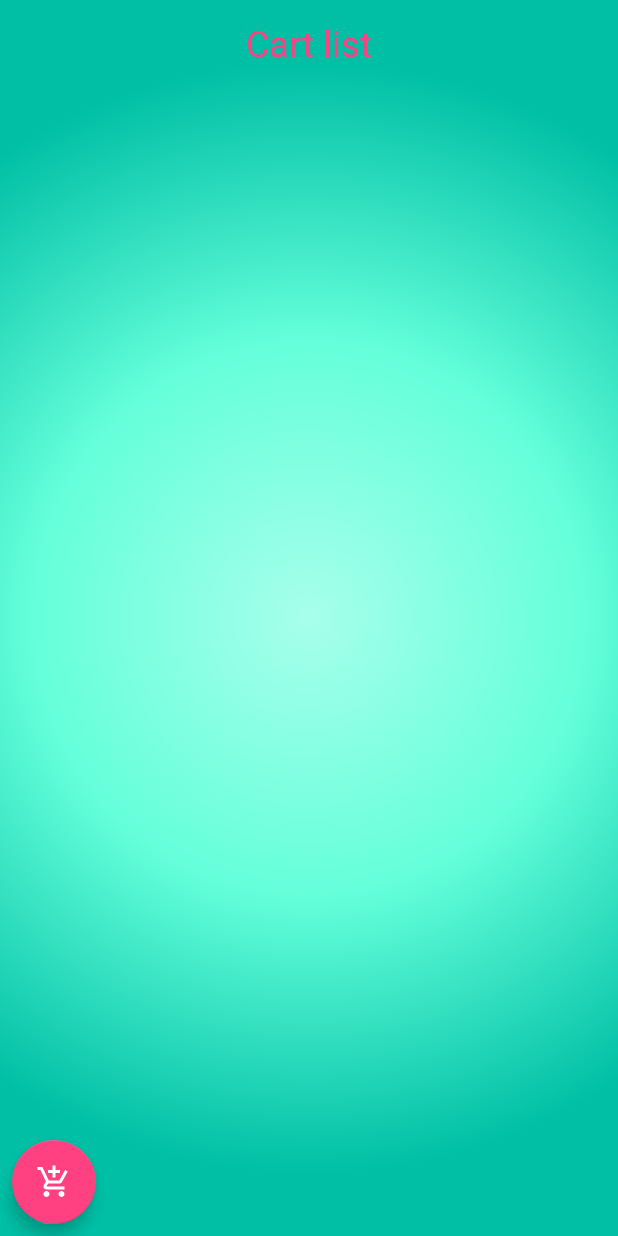
After one commit to nikitafedorov008/MobilePet, an Android app: the layout fragment_cart.xml on its own in the app's theme, with its tools: preview values and no code run, on a phone screen of 412 x 824 dp. The commit adds this screen. Run offline under Robolectric (Android 15) with nearby library versions, the phone set to English and light mode, and no system bars.

Commit message:
CartFragment

```diff
--- a/app/build.gradle
+++ b/app/build.gradle
@@ -17,6 +17,10 @@ android {
             minifyEnabled false
             proguardFiles getDefaultProguardFile('proguard-android.txt'), 'proguard-rules.pro'
         }
+        compileOptions {
+            sourceCompatibility JavaVersion.VERSION_1_8
+            targetCompatibility JavaVersion.VERSION_1_8
+        }
     }
 }
 
@@ -34,6 +38,8 @@ dependencies {
     implementation 'com.mapbox.mapboxsdk:mapbox-android-plugin-building:0.3.0'
     implementation 'com.txusballesteros:FitChart:1.0'
     implementation 'com.github.bmarrdev:android-DecoView-charting:v0.9.3'
+    implementation 'com.jakewharton:butterknife:8.6.0'
+    annotationProcessor 'com.jakewharton:butterknife-compiler:8.6.0'
     implementation 'com.squareup.retrofit2:retrofit:2.4.0'
     implementation 'com.android.support:support-v4:28.0.0'
     implementation 'com.android.support:recyclerview-v7:28.0.0'
--- /dev/null
+++ b/app/src/main/res/drawable/ic_add.xml
@@ -0,0 +1,5 @@
+<vector android:height="24dp" android:tint="#FFFFFF"
+    android:viewportHeight="24.0" android:viewportWidth="24.0"
+    android:width="24dp" xmlns:android="http://schemas.android.com/apk/res/android">
+    <path android:fillColor="#FF000000" android:pathData="M19,13h-6v6h-2v-6H5v-2h6V5h2v6h6v2z"/>
+</vector>
--- /dev/null
+++ b/app/src/main/res/drawable/ic_add_shopping_cart.xml
@@ -0,0 +1,5 @@
+<vector android:height="24dp" android:tint="#FFFFFF"
+    android:viewportHeight="24.0" android:viewportWidth="24.0"
+    android:width="24dp" xmlns:android="http://schemas.android.com/apk/res/android">
+    <path android:fillColor="#FF000000" android:pathData="M11,9h2L13,6h3L16,4h-3L13,1h-2v3L8,4v2h3v3zM7,18c-1.1,0 -1.99,0.9 -1.99,2S5.9,22 7,22s2,-0.9 2,-2 -0.9,-2 -2,-2zM17,18c-1.1,0 -1.99,0.9 -1.99,2s0.89,2 1.99,2 2,-0.9 2,-2 -0.9,-2 -2,-2zM7.17,14.75l0.03,-0.12 0.9,-1.63h7.45c0.75,0 1.41,-0.41 1.75,-1.03l3.86,-7.01L19.42,4h-0.01l-1.1,2 -2.76,5L8.53,11l-0.13,-0.27L6.16,6l-0.95,-2 -0.94,-2L1,2v2h2l3.6,7.59 -1.35,2.45c-0.16,0.28 -0.25,0.61 -0.25,0.96 0,1.1 0.9,2 2,2h12v-2L7.42,15c-0.13,0 -0.25,-0.11 -0.25,-0.25z"/>
+</vector>
--- /dev/null
+++ b/app/src/main/res/drawable/ic_save.xml
@@ -0,0 +1,5 @@
+<vector android:height="24dp" android:tint="#FFFFFF"
+    android:viewportHeight="24.0" android:viewportWidth="24.0"
+    android:width="24dp" xmlns:android="http://schemas.android.com/apk/res/android">
+    <path android:fillColor="#FF000000" android:pathData="M17,3L5,3c-1.11,0 -2,0.9 -2,2v14c0,1.1 0.89,2 2,2h14c1.1,0 2,-0.9 2,-2L21,7l-4,-4zM12,19c-1.66,0 -3,-1.34 -3,-3s1.34,-3 3,-3 3,1.34 3,3 -1.34,3 -3,3zM15,9L5,9L5,5h10v4z"/>
+</vector>
--- /dev/null
+++ b/app/src/main/res/drawable/ic_shopping_cart.xml
@@ -0,0 +1,5 @@
+<vector android:height="24dp" android:tint="#FFFFFF"
+    android:viewportHeight="24.0" android:viewportWidth="24.0"
+    android:width="24dp" xmlns:android="http://schemas.android.com/apk/res/android">
+    <path android:fillColor="#FF000000" android:pathData="M7,18c-1.1,0 -1.99,0.9 -1.99,2S5.9,22 7,22s2,-0.9 2,-2 -0.9,-2 -2,-2zM1,2v2h2l3.6,7.59 -1.35,2.45c-0.16,0.28 -0.25,0.61 -0.25,0.96 0,1.1 0.9,2 2,2h12v-2L7.42,15c-0.14,0 -0.25,-0.11 -0.25,-0.25l0.03,-0.12 0.9,-1.63h7.45c0.75,0 1.41,-0.41 1.75,-1.03l3.58,-6.49c0.08,-0.14 0.12,-0.31 0.12,-0.48 0,-0.55 -0.45,-1 -1,-1L5.21,4l-0.94,-2L1,2zM17,18c-1.1,0 -1.99,0.9 -1.99,2s0.89,2 1.99,2 2,-0.9 2,-2 -0.9,-2 -2,-2z"/>
+</vector>
--- /dev/null
+++ b/app/src/main/res/layout/fragment_cart.xml
@@ -0,0 +1,48 @@
+<?xml version="1.0" encoding="utf-8"?>
+<android.support.constraint.ConstraintLayout xmlns:android="http://schemas.android.com/apk/res/android"
+    xmlns:tools="http://schemas.android.com/tools"
+    xmlns:app="http://schemas.android.com/apk/res-auto"
+    android:layout_width="match_parent"
+    android:layout_height="match_parent"
+    android:background="@drawable/gradient"
+    tools:context=".CartFragment">
+
+    <TextView
+        android:id="@+id/textView"
+        android:layout_width="wrap_content"
+        android:layout_height="wrap_content"
+        android:layout_marginTop="12dp"
+        android:text="Cart list"
+        android:textAppearance="@style/TextAppearance.AppCompat.Display1"
+        android:textColor="@color/colorAccent"
+        android:textSize="24sp"
+        app:layout_constraintEnd_toEndOf="parent"
+        app:layout_constraintStart_toStartOf="parent"
+        app:layout_constraintTop_toTopOf="parent" />
+
+    <android.support.v7.widget.RecyclerView
+        android:id="@+id/recycler_view"
+        android:layout_width="0dp"
+        android:layout_height="0dp"
+        android:layout_marginTop="8dp"
+        android:layout_marginBottom="8dp"
+        android:scrollbars="vertical"
+        app:layout_constraintBottom_toTopOf="@+id/fab_add"
+        app:layout_constraintEnd_toEndOf="parent"
+        app:layout_constraintStart_toStartOf="parent"
+        app:layout_constraintTop_toBottomOf="@+id/textView" />
+
+    <android.support.design.widget.FloatingActionButton
+        android:id="@+id/fab_add"
+        android:layout_width="wrap_content"
+        android:layout_height="wrap_content"
+        android:layout_marginStart="8dp"
+        android:layout_marginBottom="8dp"
+        android:backgroundTint="@color/colorAccent"
+        android:clickable="true"
+        android:focusable="true"
+        android:src="@drawable/ic_add_shopping_cart"
+        app:layout_constraintBottom_toBottomOf="parent"
+        app:layout_constraintStart_toStartOf="parent" />
+
+</android.support.constraint.ConstraintLayout>
--- a/app/src/main/res/layout/fragment_home.xml
+++ b/app/src/main/res/layout/fragment_home.xml
@@ -3,6 +3,7 @@
     xmlns:tools="http://schemas.android.com/tools"
     android:layout_width="match_parent"
     android:layout_height="match_parent"
+    android:background="@drawable/gradient"
     tools:context=".home.HomeFragment">
 
     <android.support.v7.widget.RecyclerView
--- a/app/src/main/res/layout/fragment_pet.xml
+++ b/app/src/main/res/layout/fragment_pet.xml
@@ -4,6 +4,7 @@
     xmlns:tools="http://schemas.android.com/tools"
     android:layout_width="match_parent"
     android:layout_height="match_parent"
+    android:background="@drawable/gradient"
     tools:context=".PetFragment">
 
     <android.support.constraint.ConstraintLayout
--- a/app/src/main/res/layout/fragment_settings.xml
+++ b/app/src/main/res/layout/fragment_settings.xml
@@ -4,6 +4,7 @@
     android:layout_width="match_parent"
     android:layout_height="match_parent"
     xmlns:app="http://schemas.android.com/apk/res-auto"
+    android:background="@drawable/gradient"
     tools:context=".SettingsActivity">
 
     <ScrollView xmlns:android="http://schemas.android.com/apk/res/android"
--- a/app/src/main/res/layout/fragment_statistics.xml
+++ b/app/src/main/res/layout/fragment_statistics.xml
@@ -4,6 +4,7 @@
     android:layout_width="match_parent"
     android:layout_height="match_parent"
     xmlns:app="http://schemas.android.com/apk/res-auto"
+    android:background="@drawable/gradient"
     tools:context=".StatisticsFragment">
 
     <LinearLayout xmlns:android="http://schemas.android.com/apk/res/android"
--- a/app/src/main/res/values/strings.xml
+++ b/app/src/main/res/values/strings.xml
@@ -4,6 +4,7 @@
     <string name="title_pet">Pet</string>
     <string name="title_statistics">Statistics</string>
     <string name="title_map">Map</string>
+    <string name="title_cart">Cart</string>
 
     <string name="settings">Settings</string>
 
```
Also changed, not shown: app/src/main/java/ru/com/jetbrainsresearch/ido/CartFragment.java (added, +94 -0 lines), app/src/main/java/ru/com/jetbrainsresearch/ido/MainActivity.java (+12 -1 lines), app/src/main/java/ru/com/jetbrainsresearch/ido/PetFragment.java (+43 -7 lines), app/src/main/java/ru/com/jetbrainsresearch/ido/api/OFDapi.java (added, +79 -0 lines), app/src/main/java/ru/com/jetbrainsresearch/ido/helpers/CartItem.java (added, +29 -0 lines), app/src/main/java/ru/com/jetbrainsresearch/ido/helpers/CartItemAdapter.java (added, +94 -0 lines), app/src/main/res/layout/activity_main.xml (+10 -0 lines), app/src/main/res/layout/rv_item.xml (added, +65 -0 lines), 1 other file.
